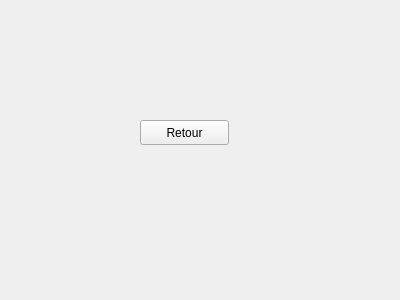
The window that code/forms/pageajoutticket.ui (clairekth/EasyTicket) describes before a commit, drawn with Qt 5.
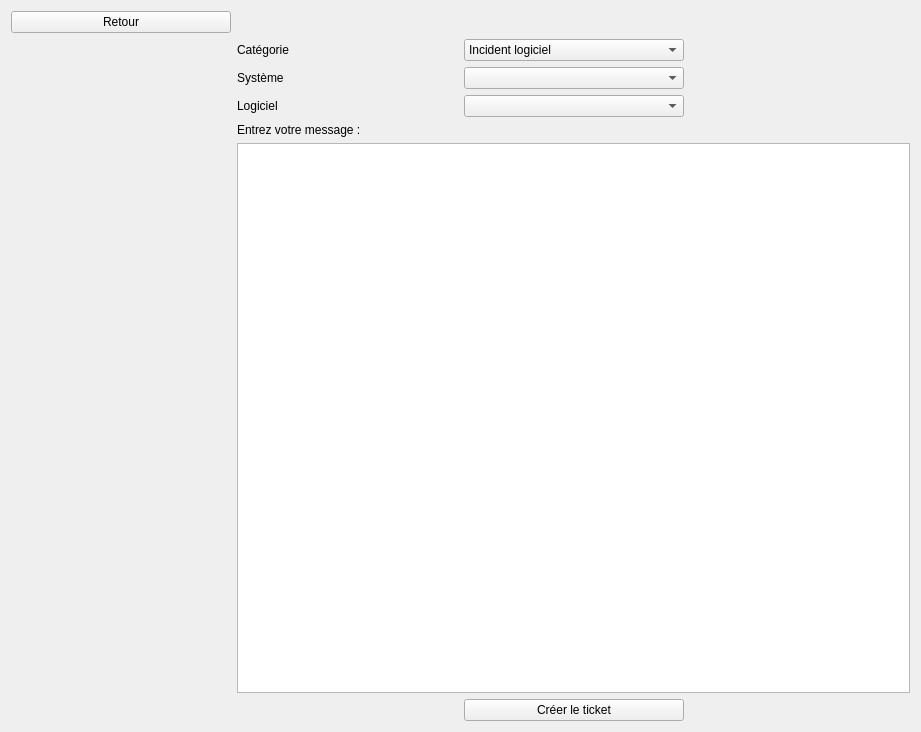
The same window after the commit.

Diff of the .ui file:
```diff
--- a/code/forms/pageajoutticket.ui
+++ b/code/forms/pageajoutticket.ui
@@ -6,26 +6,152 @@
    <rect>
     <x>0</x>
     <y>0</y>
-    <width>400</width>
-    <height>300</height>
+    <width>921</width>
+    <height>732</height>
    </rect>
   </property>
   <property name="windowTitle">
    <string>Form</string>
   </property>
-  <widget class="QPushButton" name="bouton_retour">
-   <property name="geometry">
-    <rect>
-     <x>140</x>
-     <y>120</y>
-     <width>89</width>
-     <height>25</height>
-    </rect>
-   </property>
-   <property name="text">
-    <string>Retour</string>
-   </property>
-  </widget>
+  <layout class="QGridLayout" name="gridLayout">
+   <item row="1" column="1">
+    <widget class="QLabel" name="label">
+     <property name="text">
+      <string>Catégorie</string>
+     </property>
+    </widget>
+   </item>
+   <item row="1" column="2">
+    <widget class="QComboBox" name="categorie_box">
+     <item>
+      <property name="text">
+       <string>Incident logiciel</string>
+      </property>
+     </item>
+     <item>
+      <property name="text">
+       <string>Aide logiciel</string>
+      </property>
+     </item>
+     <item>
+      <property name="text">
+       <string>Message général</string>
+      </property>
+     </item>
+     <item>
+      <property name="text">
+       <string>Autres</string>
+      </property>
+     </item>
+    </widget>
+   </item>
+   <item row="2" column="1">
+    <widget class="QLabel" name="label_2">
+     <property name="text">
+      <string>Système</string>
+     </property>
+    </widget>
+   </item>
+   <item row="2" column="2">
+    <widget class="QComboBox" name="systeme_box">
+     <item>
+      <property name="text">
+       <string/>
+      </property>
+     </item>
+     <item>
+      <property name="text">
+       <string>Windows</string>
+      </property>
+     </item>
+     <item>
+      <property name="text">
+       <string>MacOS</string>
+      </property>
+     </item>
+     <item>
+      <property name="text">
+       <string>Linux</string>
+      </property>
+     </item>
+     <item>
+      <property name="text">
+       <string>Android</string>
+      </property>
+     </item>
+     <item>
+      <property name="text">
+       <string>iOS</string>
+      </property>
+     </item>
+     <item>
+      <property name="text">
+       <string>Autre</string>
+      </property>
+     </item>
+    </widget>
+   </item>
+   <item row="3" column="1">
+    <widget class="QLabel" name="label_3">
+     <property name="text">
+      <string>Logiciel</string>
+     </property>
+    </widget>
+   </item>
+   <item row="3" column="2">
+    <widget class="QComboBox" name="logiciel_box">
+     <item>
+      <property name="text">
+       <string/>
+      </property>
+     </item>
+     <item>
+      <property name="text">
+       <string>Word</string>
+      </property>
+     </item>
+     <item>
+      <property name="text">
+       <string>Excell</string>
+      </property>
+     </item>
+     <item>
+      <property name="text">
+       <string>Intellij</string>
+      </property>
+     </item>
+     <item>
+      <property name="text">
+       <string>Autre</string>
+      </property>
+     </item>
+    </widget>
+   </item>
+   <item row="4" column="1" colspan="2">
+    <widget class="QLabel" name="label_4">
+     <property name="text">
+      <string>Entrez votre message :</string>
+     </property>
+    </widget>
+   </item>
+   <item row="5" column="1" colspan="3">
+    <widget class="QTextEdit" name="message_text"/>
+   </item>
+   <item row="6" column="2">
+    <widget class="QPushButton" name="creer_le_ticket_bouton">
+     <property name="text">
+      <string>Créer le ticket</string>
+     </property>
+    </widget>
+   </item>
+   <item row="0" column="0">
+    <widget class="QPushButton" name="bouton_retour">
+     <property name="text">
+      <string>Retour</string>
+     </property>
+    </widget>
+   </item>
+  </layout>
  </widget>
  <resources/>
  <connections/>
```
